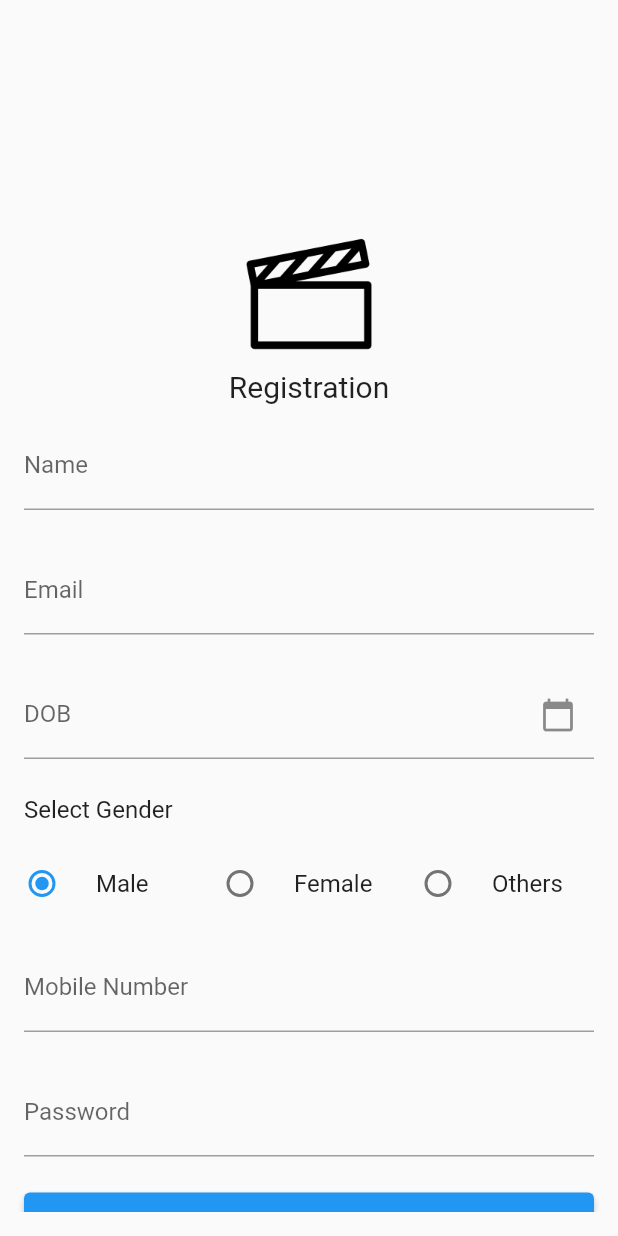
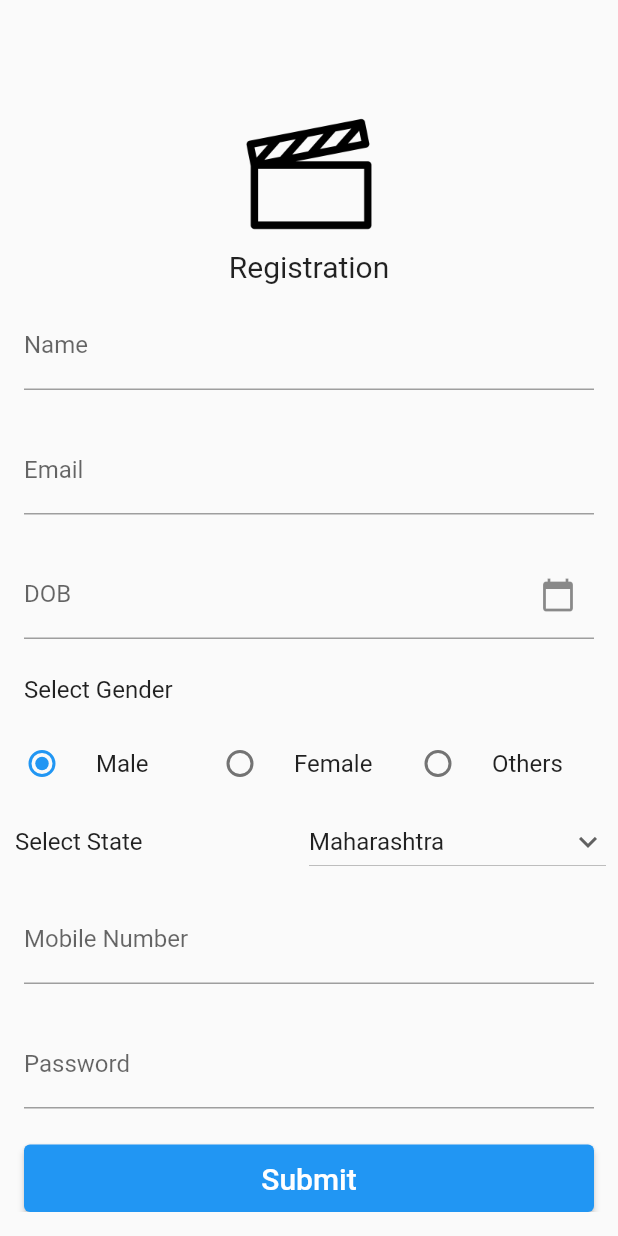
Before and after one commit to PrarthanaBhatt/movie_app, a Flutter app: the RegistrationScreen screen opened by its route, on a phone screen of 412 x 824 dp. Run offline on Flutter 3.47's test engine with Material 2 defaults, Android fonts, the phone set to English and light mode, and no system bars; our stand-ins replace flutter_riverpod, go_router.

Commit message:
add state for registration

```diff
--- a/lib/src/ui/auth/registration/registration_screen.dart
+++ b/lib/src/ui/auth/registration/registration_screen.dart
@@ -25,6 +25,16 @@ class _RegistrationScreen
   TextEditingController regMobileNumberController = TextEditingController();
   TextEditingController regPasswordController = TextEditingController();
   Gender gender = Gender.male;
+  String stateValue = 'Maharashtra';
+
+  var states = [
+    'Maharashtra',
+    'Gujarat',
+    'Karnataka',
+    'Tamil Nadu',
+    'Uttar Pradesh',
+  ];
+
   @override
   Widget build(BuildContext context) {
     return Scaffold(
@@ -38,7 +48,7 @@ class _RegistrationScreen
               crossAxisAlignment: CrossAxisAlignment.center,
               children: [
                 Padding(
-                  padding: const EdgeInsets.only(top: 120.0),
+                  padding: const EdgeInsets.only(top: 40.0),
                   child: Container(
                     height: 110.0,
                     width: 160.0,
@@ -206,6 +216,43 @@ class _RegistrationScreen
                     ),
                   ],
                 ),
+                Row(
+                  crossAxisAlignment: CrossAxisAlignment.center,
+                  mainAxisAlignment: MainAxisAlignment.spaceBetween,
+                  children: [
+                    const Flexible(
+                      child: Padding(
+                        padding:
+                            EdgeInsets.symmetric(horizontal: 2, vertical: 12),
+                        child: Align(
+                          alignment: Alignment.topLeft,
+                          child: Text(
+                            'Select State',
+                            style: TextStyle(fontSize: 16),
+                          ),
+                        ),
+                      ),
+                    ),
+                    Flexible(
+                      child: DropdownButton(
+                        isExpanded: true,
+                        value: stateValue,
+                        icon: const Icon(Icons.keyboard_arrow_down),
+                        items: states.map((String items) {
+                          return DropdownMenuItem(
+                            value: items,
+                            child: Text(items),
+                          );
+                        }).toList(),
+                        onChanged: (String? newValue) {
+                          setState(() {
+                            stateValue = newValue!;
+                          });
+                        },
+                      ),
+                    ),
+                  ],
+                ),
                 Padding(
                   padding:
                       const EdgeInsets.symmetric(horizontal: 8, vertical: 12),
@@ -278,6 +325,7 @@ class _RegistrationScreen
                                 regEmailController.text,
                                 regDobController.text,
                                 gender.name,
+                                stateValue,
                                 regMobileNumberController.text,
                                 regPasswordController.text,
                                 _onSuccess,
--- a/lib/src/ui/auth/registration/registration_screen_vm.dart
+++ b/lib/src/ui/auth/registration/registration_screen_vm.dart
@@ -10,21 +10,16 @@ class RegistrationScreenVm extends BaseViewModel {
     String regEmailController,
     String regDobController,
     String gender,
+    String stateValue,
     String regMobileNumberController,
     String regPasswordController,
     VoidCallback onSuccess,
     ValueChanged<String> onFailure,
   ) {
     print(
-        "Registration Values ==> \n Name : $regNameController , Email : $regEmailController, DOB: $regDobController, Gender : $gender, MbNumber : $regMobileNumberController, Password : $regPasswordController ");
+        "Registration Values ==> \n Name : $regNameController , Email : $regEmailController, DOB: $regDobController, Gender : $gender, State : $stateValue, MbNumber : $regMobileNumberController, Password : $regPasswordController ");
     changeUiState(ScreenState.content);
 
     onSuccess.call();
   }
 }
-
-
-//Registration Values ==>
-//Name : asdf , Email : p@gmail.com, DOB: 03-07-2023, Gender : male, MbNumber : 4854858458, Password : Prarth
-//Name : prarthana , Email : p@gmail.com, DOB: 02-07-2023, Gender : female, MbNumber : 9898778899, Password : winitt
-//Name : prar , Email : p@gmail.com, DOB: 02-07-2023, Gender : others, MbNumber : 9898778890, Password : winitt
```
